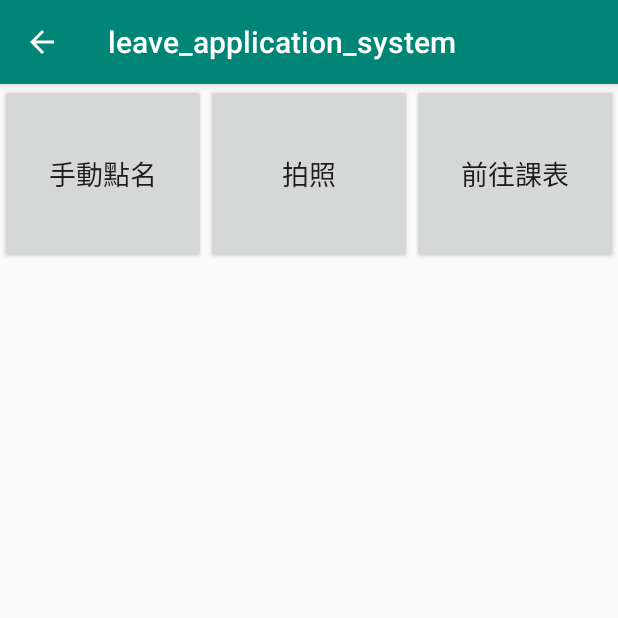
After one commit to timliao0206/leave_application_system, an Android app: the HubToRollCall screen opened directly, with no data from a screen before it, on a phone screen of 412 x 824 dp, the top half of it. The commit adds this screen. Run offline under Robolectric (Android 15) with nearby library versions, the phone set to English and light mode, and no system bars.

Commit message:
add new roll call and change old roll call into hub_to_roll_call

```diff
--- /dev/null
+++ b/app/src/main/java/com/example/leave_application_system/HubToRollCall.java
@@ -0,0 +1,33 @@
+package com.example.leave_application_system;
+
+import android.content.Intent;
+import android.os.Bundle;
+
+import androidx.appcompat.app.AppCompatActivity;
+
+public class HubToRollCall extends AppCompatActivity {
+
+
+
+    @Override
+    protected void onCreate(Bundle saveInstanceState){
+        super.onCreate(saveInstanceState);
+        setContentView(R.layout.hub_to_roll_call);
+
+
+    }
+
+    public void manualRollCall(){
+
+    }
+
+    public void goToSchedule(){
+        Intent intent = new Intent(HubToRollCall.this,ClassSchedule.class);
+        startActivity(intent);
+    }
+
+    public void takePhoto(){
+
+    }
+
+}
--- a/app/src/main/java/com/example/leave_application_system/PersonalHub.java
+++ b/app/src/main/java/com/example/leave_application_system/PersonalHub.java
@@ -1,6 +1,5 @@
 package com.example.leave_application_system;
 
-import android.app.ActionBar;
 import android.content.Intent;
 import android.os.Bundle;
 import android.view.View;
@@ -29,7 +28,7 @@ public class PersonalHub extends AppCompatActivity {
     }
 
     public void class_schedule(View view){
-        Intent intent = new Intent(PersonalHub.this,ClassSchedule.class);
+        Intent intent = new Intent(PersonalHub.this, HubToRollCall.class);
         startActivity(intent);
         return;
     }
--- /dev/null
+++ b/app/src/main/res/layout/hub_to_roll_call.xml
@@ -0,0 +1,44 @@
+<?xml version="1.0" encoding="utf-8"?>
+<LinearLayout xmlns:android="http://schemas.android.com/apk/res/android"
+    xmlns:app="http://schemas.android.com/apk/res-auto"
+    android:layout_width="match_parent"
+    android:layout_height="match_parent"
+    android:orientation="vertical">
+
+    <LinearLayout
+        android:layout_width="match_parent"
+        android:layout_height="match_parent"
+        android:layout_weight="7"
+        android:orientation="horizontal">
+
+        <Button
+            android:id="@+id/manual_roll_call"
+            android:layout_width="match_parent"
+            android:layout_height="120dp"
+            android:onClick="manualRollCall"
+            android:text="@string/manual_roll_call"
+            android:textSize="18sp"
+            android:layout_weight="1"/>
+
+        <Button
+            android:id="@+id/take_photo"
+            android:layout_width="match_parent"
+            android:layout_height="120dp"
+            android:layout_gravity="center_horizontal"
+            android:layout_weight="1"
+            android:text="拍照"
+            android:textSize="18sp"
+            android:onClick="takePhoto"/>
+
+        <Button
+            android:id="@+id/go_to_schedule"
+            android:layout_width="match_parent"
+            android:layout_height="120dp"
+            android:layout_gravity="right"
+            android:onClick="goToSchedule"
+            android:text="@string/go_to_schedule"
+            android:textSize="18sp"
+            android:layout_weight="1"/>
+    </LinearLayout>
+
+</LinearLayout>
--- a/app/src/main/res/values/colors.xml
+++ b/app/src/main/res/values/colors.xml
@@ -30,5 +30,5 @@
     <color name="RGB23">#44E5004F</color>
     <color name="RGB24">#44E60033</color>
 
-
+    <color name="darkGray">#333333</color>
 </resources>
--- a/app/src/main/res/values/strings.xml
+++ b/app/src/main/res/values/strings.xml
@@ -36,4 +36,7 @@
     <string name="tmp">暫時的，之後換上歡迎圖片</string>
     <string name="personal_profile">個人資料</string>
     <string name="action_settings">Settings</string>
+    <string name="back_to_main">返回主畫面</string>
+    <string name="go_to_schedule">前往課表</string>
+    <string name="manual_roll_call">手動點名</string>
 </resources>
```
Also changed, not shown: app/src/main/AndroidManifest.xml (+7 -0 lines), app/src/main/java/com/example/leave_application_system/RollCall.java (added, +14 -0 lines), app/src/main/res/drawable/quater.xml (added, +11 -0 lines), app/src/main/res/drawable/quater_right.xml (added, +11 -0 lines), app/src/main/res/layout/roll_call.xml (+2 -49 lines).
